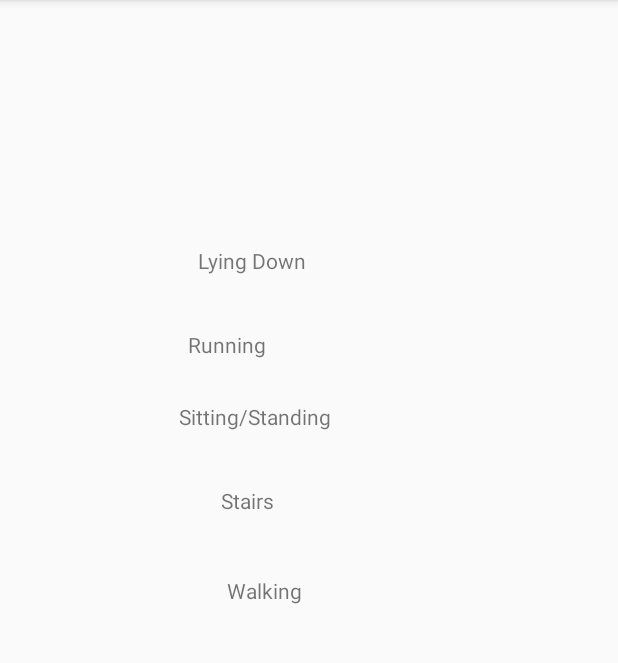
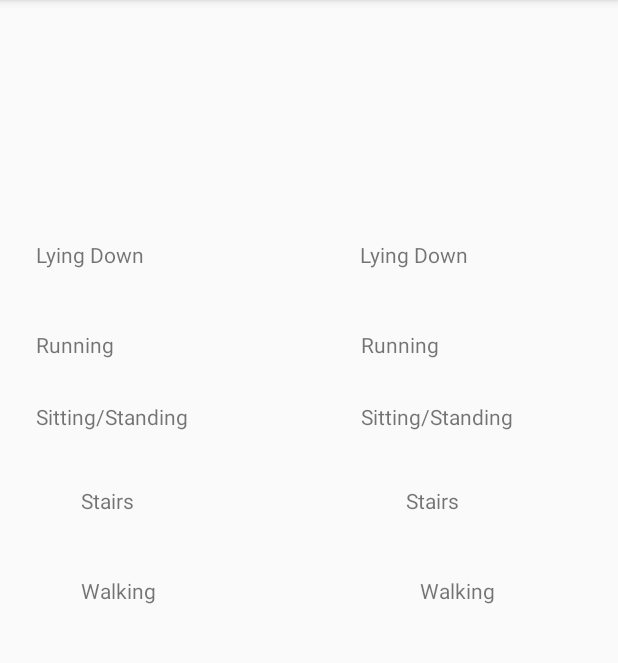
Before and after one commit to Harshitarnav/pdiot_app, an Android app: the RetrieveActivity screen opened directly, with no data from a screen before it, on a phone screen of 412 x 824 dp, the part 84-747 px from its top. Run offline under Robolectric (Android 15) with nearby library versions, the light colour scheme and no system bars; our stand-ins replace Firebase (no records; nobody signed in at launch, a user with empty details on screens opened directly); 6 statements that could not run were skipped.

Commit message:
Retrieve page, button made!! Some UI changes needed and checking with the sensor required.

```diff
--- a/app/src/main/res/layout/activity_retrieve.xml
+++ b/app/src/main/res/layout/activity_retrieve.xml
@@ -14,11 +14,11 @@
         android:layout_height="match_parent">
 
         <TextView
-            android:id="@+id/textView1"
+            android:id="@+id/textView6"
             android:layout_width="109dp"
             android:layout_height="33dp"
-            android:layout_marginStart="132dp"
-            android:layout_marginTop="164dp"
+            android:layout_marginStart="24dp"
+            android:layout_marginTop="160dp"
             android:text="Lying Down"
             app:layout_constraintStart_toStartOf="parent"
             app:layout_constraintTop_toTopOf="parent" />
@@ -29,9 +29,8 @@
             android:layout_height="33dp"
             android:layout_marginTop="220dp"
             android:text="Running"
-            app:layout_constraintBottom_toTopOf="@+id/classification_button"
             app:layout_constraintEnd_toEndOf="parent"
-            app:layout_constraintHorizontal_bias="0.441"
+            app:layout_constraintHorizontal_bias="0.845"
             app:layout_constraintStart_toStartOf="parent"
             app:layout_constraintTop_toTopOf="parent" />
 
@@ -41,9 +40,8 @@
             android:layout_height="42dp"
             android:layout_marginTop="268dp"
             android:text="Sitting/Standing"
-            app:layout_constraintBottom_toTopOf="@+id/classification_button"
             app:layout_constraintEnd_toEndOf="parent"
-            app:layout_constraintHorizontal_bias="0.429"
+            app:layout_constraintHorizontal_bias="0.863"
             app:layout_constraintStart_toStartOf="parent"
             app:layout_constraintTop_toTopOf="parent" />
 
@@ -53,9 +51,8 @@
             android:layout_height="42dp"
             android:layout_marginTop="324dp"
             android:text="Stairs"
-            app:layout_constraintBottom_toTopOf="@+id/classification_button"
             app:layout_constraintEnd_toEndOf="parent"
-            app:layout_constraintHorizontal_bias="0.442"
+            app:layout_constraintHorizontal_bias="0.813"
             app:layout_constraintStart_toStartOf="parent"
             app:layout_constraintTop_toTopOf="parent" />
 
@@ -65,9 +62,62 @@
             android:layout_height="36dp"
             android:layout_marginTop="384dp"
             android:text="Walking"
-            app:layout_constraintBottom_toTopOf="@+id/classification_button"
             app:layout_constraintEnd_toEndOf="parent"
-            app:layout_constraintHorizontal_bias="0.443"
+            app:layout_constraintHorizontal_bias="0.818"
+            app:layout_constraintStart_toStartOf="parent"
+            app:layout_constraintTop_toTopOf="parent" />
+
+        <TextView
+            android:id="@+id/textView1"
+            android:layout_width="109dp"
+            android:layout_height="33dp"
+            android:layout_marginStart="240dp"
+            android:layout_marginTop="160dp"
+            android:text="Lying Down"
+            app:layout_constraintStart_toStartOf="parent"
+            app:layout_constraintTop_toTopOf="parent" />
+
+        <TextView
+            android:id="@+id/textView7"
+            android:layout_width="127dp"
+            android:layout_height="33dp"
+            android:layout_marginTop="220dp"
+            android:text="Running"
+            app:layout_constraintEnd_toEndOf="parent"
+            app:layout_constraintHorizontal_bias="0.084"
+            app:layout_constraintStart_toStartOf="parent"
+            app:layout_constraintTop_toTopOf="parent" />
+
+        <TextView
+            android:id="@+id/textView8"
+            android:layout_width="133dp"
+            android:layout_height="42dp"
+            android:layout_marginTop="268dp"
+            android:text="Sitting/Standing"
+            app:layout_constraintEnd_toEndOf="parent"
+            app:layout_constraintHorizontal_bias="0.086"
+            app:layout_constraintStart_toStartOf="parent"
+            app:layout_constraintTop_toTopOf="parent" />
+
+        <TextView
+            android:id="@+id/textView9"
+            android:layout_width="79dp"
+            android:layout_height="42dp"
+            android:layout_marginTop="324dp"
+            android:text="Stairs"
+            app:layout_constraintEnd_toEndOf="parent"
+            app:layout_constraintHorizontal_bias="0.162"
+            app:layout_constraintStart_toStartOf="parent"
+            app:layout_constraintTop_toTopOf="parent" />
+
+        <TextView
+            android:id="@+id/textView910"
+            android:layout_width="70dp"
+            android:layout_height="36dp"
+            android:layout_marginTop="384dp"
+            android:text="Walking"
+            app:layout_constraintEnd_toEndOf="parent"
+            app:layout_constraintHorizontal_bias="0.158"
             app:layout_constraintStart_toStartOf="parent"
             app:layout_constraintTop_toTopOf="parent" />
 
```
Also changed, not shown: 69 other files.
